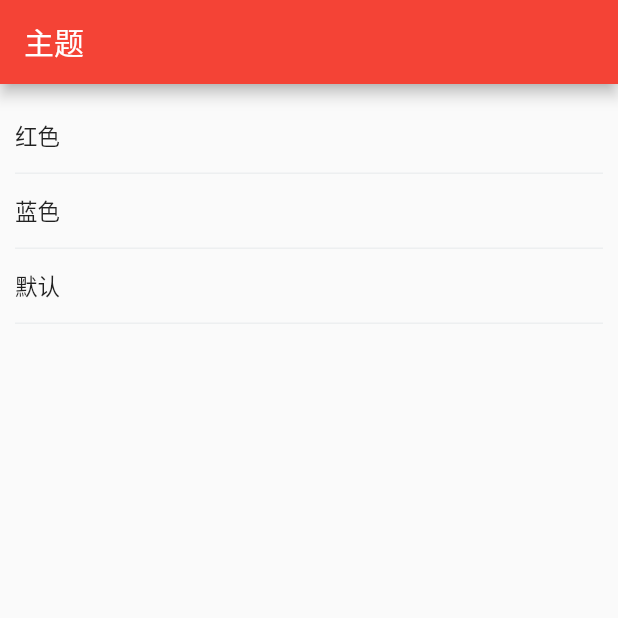
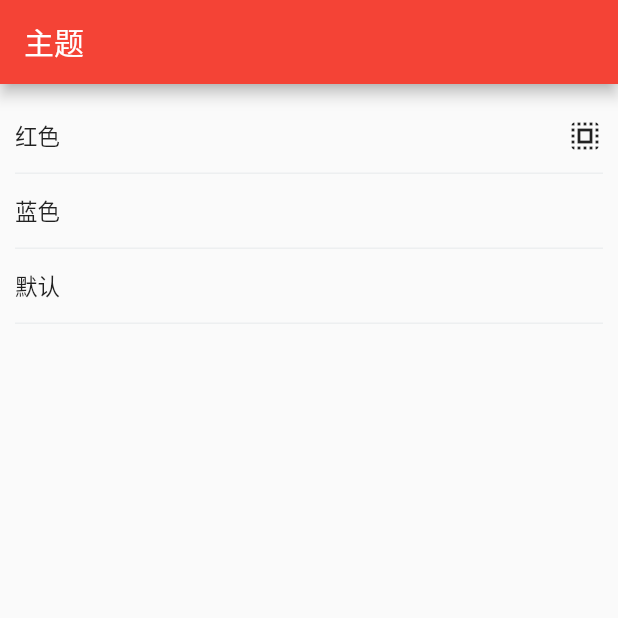
Before and after one commit to AlmostSir777/flutterDemo, a Flutter app: the ThemePage screen opened directly, after a tap on "红色", on a phone screen of 412 x 824 dp, the top half of it. Run offline on Flutter 3.47's test engine with Material 2 defaults, Android fonts, the phone set to English and light mode, and no system bars; our stand-ins replace cached_network_image, dio, flutter_easyrefresh, flutter_screenutil, flutter_swiper, fluttertoast and 2 more; missing offline and left inert: image_picker_flutter; accounts and stored records are empty; network calls fail; statements that could not run were skipped.

Commit message:
本地化工具

```diff
--- a/flutter_myh/lib/base/app_manager.dart
+++ b/flutter_myh/lib/base/app_manager.dart
@@ -1,8 +1,11 @@
 import 'package:flutter/material.dart';
+import 'package:shared_preferences/shared_preferences.dart';
 
 import '../const/config.dart';
 
 class AppManager extends ChangeNotifier {
+  static String themeKey = 'themeKey';
+
   factory AppManager() => _getInstance();
 
   static AppManager get instance => _getInstance();
@@ -14,9 +17,31 @@ class AppManager extends ChangeNotifier {
     _themeData = ThemeData(
       primaryColor: theme_color,
     );
+    initTheme();
   }
 
-  void configTheme(ThemeData themeData) {
+  void initTheme() async {
+    SharedPreferences sharedPreferences = await SharedPreferences.getInstance();
+    int colorValue = sharedPreferences.getInt(themeKey);
+    Color color;
+    if (colorValue != null) {
+      color = Color(colorValue);
+      print(color);
+      if (color != _themeData.primaryColor) {
+        configTheme(ThemeData(
+          primaryColor: color,
+        ));
+      }
+    }
+  }
+
+  void configTheme(ThemeData themeData) async {
+    SharedPreferences sharedPreferences = await SharedPreferences.getInstance();
+    bool isSuccess = await sharedPreferences.setInt(
+      themeKey,
+      themeData.primaryColor.value,
+    );
+    print('保存成功' + isSuccess.toString());
     _themeData = themeData;
     notifyListeners();
   }
--- a/flutter_myh/lib/controller/theme_page/theme_page.dart
+++ b/flutter_myh/lib/controller/theme_page/theme_page.dart
@@ -44,6 +44,7 @@ class _ThemePageState extends State<ThemePage> {
           itemCount: _list.length,
           itemBuilder: (_, int row) {
             ThemeModel model = _list[row];
+            bool isSelect = AppManager().themeData.primaryColor == model.color;
             return GestureDetector(
               behavior: HitTestBehavior.opaque,
               onTap: () {
@@ -59,8 +60,14 @@ class _ThemePageState extends State<ThemePage> {
                   children: <Widget>[
                     Container(
                       height: 49,
-                      alignment: Alignment.centerLeft,
-                      child: Text(model.title),
+                      child: Row(
+                        mainAxisAlignment: MainAxisAlignment.spaceBetween,
+                        crossAxisAlignment: CrossAxisAlignment.center,
+                        children: <Widget>[
+                          Text(model.title),
+                          isSelect ? Icon(Icons.select_all) : Container(),
+                        ],
+                      ),
                     ),
                     Container(
                       height: 1,
--- a/flutter_myh/pubspec.yaml
+++ b/flutter_myh/pubspec.yaml
@@ -38,6 +38,7 @@ dependencies:
   image_picker_flutter: ^1.4.4
   flutter_screenutil: ^2.3.0
   video_player: ^1.0.1
+  shared_preferences: ^0.5.12+4
 
 dev_dependencies:
   flutter_test:
```
Also changed, not shown: flutter_myh/pubspec.lock, 1 other file.
